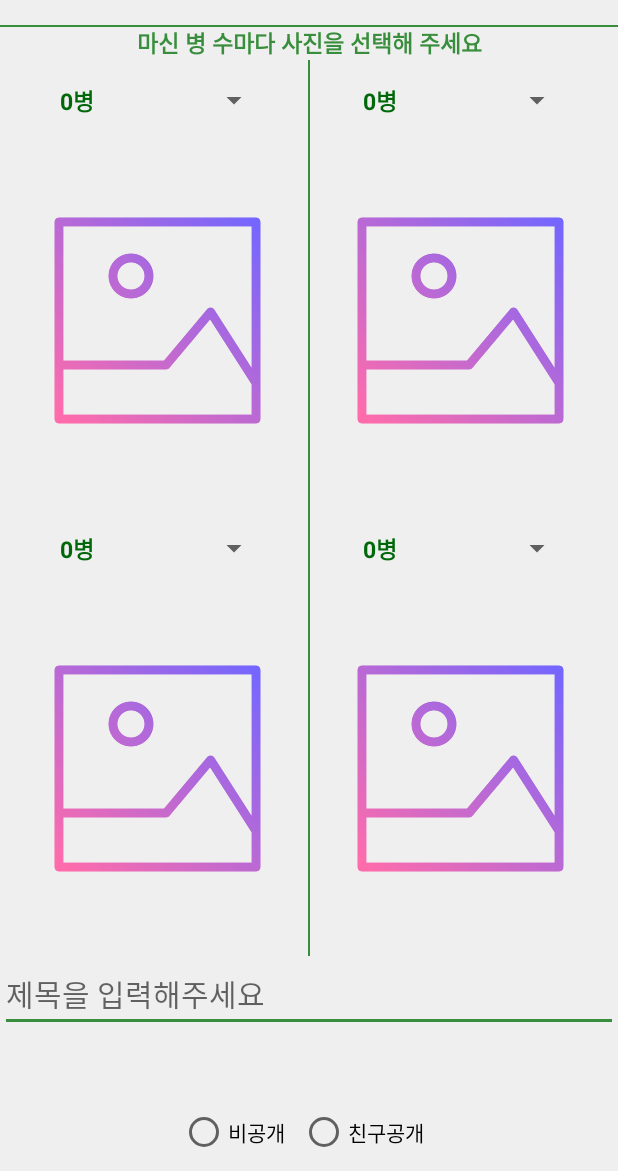
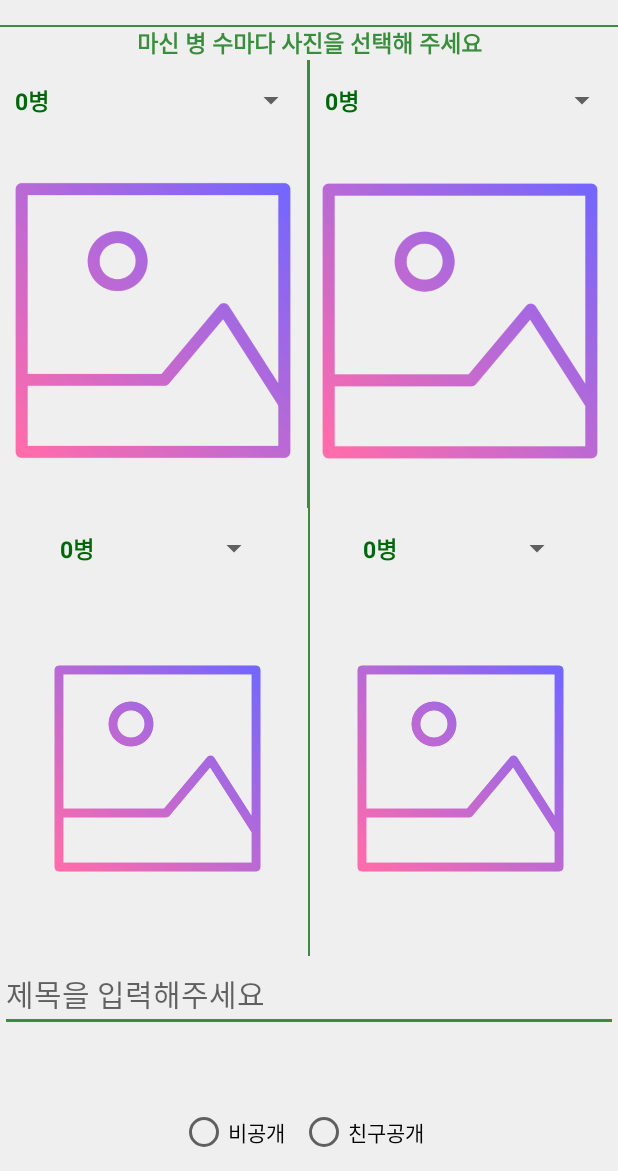
Before and after one commit to JiSeokYeom/ChengCheng_original, an Android app: the AddItemTest screen opened directly, with no data from a screen before it, on a phone screen of 412 x 824 dp, the part 65-1236 px from its top. Run offline under Robolectric (Android 15) with nearby library versions, the phone set to English and light mode, and no system bars; our stand-ins replace Firebase (no records; nobody signed in at launch, a user with empty details on screens opened directly), data binding.

Commit message:
03.16 크롭 라이브러리 사용 후 이미지 뷰에 맞게 설정 해야함

```diff
--- a/app/build.gradle
+++ b/app/build.gradle
@@ -73,4 +73,7 @@ dependencies {
 
     // 글라이드 라이브러리
     implementation 'com.github.bumptech.glide:glide:4.12.0'
+
+    // 크롭 라이브러리
+    implementation 'com.soundcloud.android:android-crop:1.0.1@aar'
 }
--- a/app/src/main/java/com/one_day/one_drink_a_day/activity/Login.kt
+++ b/app/src/main/java/com/one_day/one_drink_a_day/activity/Login.kt
@@ -71,7 +71,6 @@ class Login : AppCompatActivity() {
                 if (task.isSuccessful) {
                     // Sign in success, update UI with the signed-in user's information
                     Log.d(TAG, "signInWithCredential:success")
-                    FirebaseDB.userAdd()
                     finish()
                     startActivity(mainActivity)
                 } else {
--- a/app/src/main/java/com/one_day/one_drink_a_day/activity/MainActivity.kt
+++ b/app/src/main/java/com/one_day/one_drink_a_day/activity/MainActivity.kt
@@ -46,6 +46,7 @@ class MainActivity : AppCompatActivity() {
             val editor : SharedPreferences.Editor = pref.edit()
             editor.putBoolean("checkFirst",true)
             editor.apply()
+            FirebaseDB.userAdd()
             checkDialog.show(supportFragmentManager, "AlcoholCheckDialog")
         }
     }
--- a/app/src/main/java/com/one_day/one_drink_a_day/firebase/FirebaseDB.kt
+++ b/app/src/main/java/com/one_day/one_drink_a_day/firebase/FirebaseDB.kt
@@ -27,7 +27,7 @@ object FirebaseDB {
             .child(userID!!)
             .child("Name")
             .setValue(userName)
-        database.child("Users")
+/*        database.child("Users")
             .child(userID)
             .child("AlcoholCheck")
             .child("SoJo")
@@ -41,7 +41,7 @@ object FirebaseDB {
             .child(userID)
             .child("AlcoholCheck")
             .child("Etc")
-            .setValue("0")
+            .setValue("0")*/
     }
     fun alcoholCheckAdd(soJo : String, beer : String, etc : String){
         database.child("Users")
--- a/app/src/main/java/com/one_day/one_drink_a_day/viewmodel/AddItemTestViewModel.kt
+++ b/app/src/main/java/com/one_day/one_drink_a_day/viewmodel/AddItemTestViewModel.kt
@@ -4,6 +4,7 @@ import android.net.Uri
 import android.widget.ImageView
 import androidx.lifecycle.MutableLiveData
 import androidx.lifecycle.ViewModel
+import com.bumptech.glide.Glide
 import com.one_day.one_drink_a_day.R
 
 class AddItemTestViewModel : ViewModel() {
@@ -14,4 +15,6 @@ class AddItemTestViewModel : ViewModel() {
     }
 
 
+
+
 }
--- a/app/src/main/res/layout/activity_add_item_test.xml
+++ b/app/src/main/res/layout/activity_add_item_test.xml
@@ -79,8 +79,10 @@
         app:layout_constraintTop_toBottomOf="@+id/linearLayout" />
     <LinearLayout
         android:id="@+id/linearLayout2"
-        android:layout_width="wrap_content"
+        android:layout_width="match_parent"
         android:layout_height="wrap_content"
+        android:orientation="horizontal"
+        android:weightSum="10"
         app:layout_constraintEnd_toEndOf="parent"
         app:layout_constraintStart_toStartOf="parent"
         app:layout_constraintTop_toBottomOf="@+id/add_item_img_text">
@@ -88,7 +90,7 @@
         <LinearLayout
             android:layout_width="wrap_content"
             android:layout_height="wrap_content"
-            android:layout_marginEnd="25dp"
+            android:layout_weight="4.5"
             android:orientation="vertical">
 
             <Spinner
@@ -99,10 +101,12 @@
 
             <ImageView
                 android:id="@+id/img_1"
-                android:layout_width="150dp"
+                android:layout_width="200dp"
                 android:layout_height="250dp"
+                android:adjustViewBounds="true"
+                android:scaleType="fitCenter"
+                android:layout_gravity="center"
                 android:background="@color/backgroundMain"
-                android:scaleType="centerInside"
                 android:src="@drawable/icon_image" />
         </LinearLayout>
 
@@ -110,12 +114,13 @@
             android:id="@+id/solid_line2"
             android:layout_width="1.0dp"
             android:layout_height="match_parent"
+            android:layout_weight="1"
             android:background="@color/main" />
 
         <LinearLayout
             android:layout_width="wrap_content"
             android:layout_height="wrap_content"
-            android:layout_marginStart="25dp"
+            android:layout_weight="4.5"
             android:orientation="vertical">
 
 
@@ -127,7 +132,7 @@
 
             <ImageView
                 android:id="@+id/img_2"
-                android:layout_width="150dp"
+                android:layout_width="200dp"
                 android:layout_height="250dp"
                 android:background="@color/backgroundMain"
                 android:scaleType="centerInside"
```
Also changed, not shown: app/src/main/java/com/one_day/one_drink_a_day/activity/AddItemTest.kt (+30 -24 lines).
